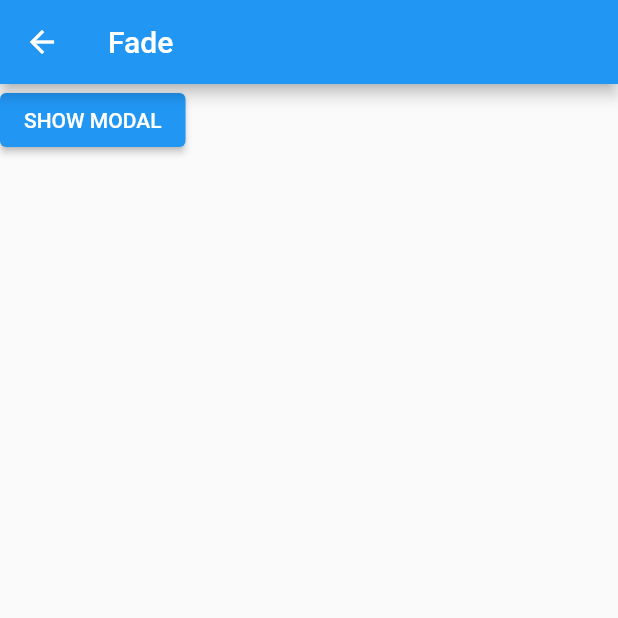
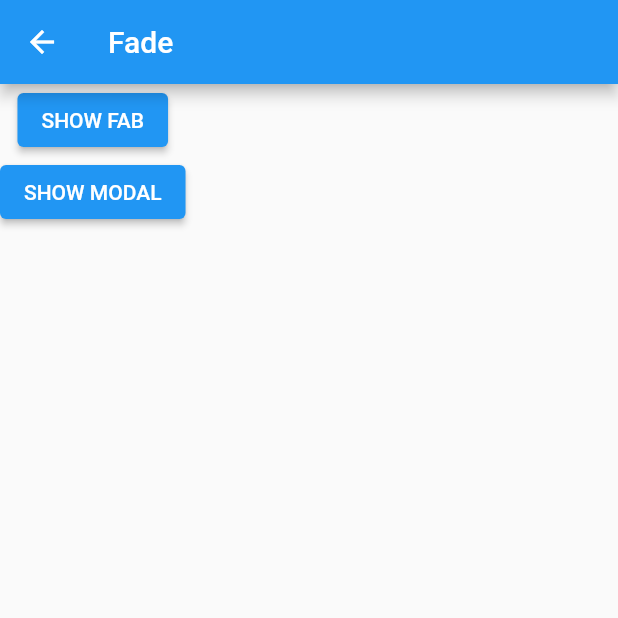
Before and after one commit to shalomfriss/FlutterAnimations, a Flutter app: the FadeScaleTransitionDemo screen opened directly, on a phone screen of 412 x 824 dp, the top half of it. Run offline on Flutter 3.47's test engine with Material 2 defaults, Android fonts, the phone set to English and light mode, and no system bars.

Commit message:
Added separate fade animation

```diff
--- a/lib/pages/fade_scale.dart
+++ b/lib/pages/fade_scale.dart
@@ -9,12 +9,73 @@ class FadeScaleTransitionDemo extends StatefulWidget {
       _FadeScaleTransitionDemoState();
 }
 
-class _FadeScaleTransitionDemoState extends State<FadeScaleTransitionDemo> {
+class _FadeScaleTransitionDemoState extends State<FadeScaleTransitionDemo>
+    with SingleTickerProviderStateMixin {
+  late AnimationController _controller;
+
+  @override
+  void initState() {
+    _controller = AnimationController(
+      value: 0.0,
+      duration: const Duration(milliseconds: 150),
+      reverseDuration: const Duration(milliseconds: 75),
+      vsync: this,
+    )..addStatusListener((AnimationStatus status) {
+        setState(() {
+          // setState needs to be called to trigger a rebuild because
+          // the 'HIDE FAB'/'SHOW FAB' button needs to be updated based
+          // the latest value of [_controller.status].
+        });
+      });
+    super.initState();
+  }
+
+  bool get _isAnimationRunningForwardsOrComplete {
+    switch (_controller.status) {
+      case AnimationStatus.forward:
+      case AnimationStatus.completed:
+        return true;
+      case AnimationStatus.reverse:
+      case AnimationStatus.dismissed:
+        return false;
+    }
+  }
+
   @override
   Widget build(BuildContext context) {
     return Scaffold(
       appBar: AppBar(title: const Text('Fade')),
-      body: ElevatedButton(
+      body: Column(
+        children: [
+          ElevatedButton(
+            onPressed: () {
+              if (_isAnimationRunningForwardsOrComplete) {
+                _controller.reverse();
+              } else {
+                _controller.forward();
+              }
+            },
+            child: _isAnimationRunningForwardsOrComplete
+                ? const Text('HIDE FAB')
+                : const Text('SHOW FAB'),
+          ),
+          AnimatedBuilder(
+            animation: _controller,
+            builder: (BuildContext context, Widget? child) {
+              return FadeScaleTransition(
+                animation: _controller,
+                child: child,
+              );
+            },
+            child: Visibility(
+              visible: _controller.status != AnimationStatus.dismissed,
+              child: FloatingActionButton(
+                child: const Icon(Icons.add),
+                onPressed: () {},
+              ),
+            ),
+          ),
+          ElevatedButton(
             onPressed: () {
               //This function is in the animation library and creates a fade scale animation
               //https://pub.dev/documentation/animations/latest/animations/showModal.html
@@ -26,6 +87,8 @@ class _FadeScaleTransitionDemoState extends State<FadeScaleTransitionDemo> {
               );
             },
             child: const Text('SHOW MODAL'),
+          ),
+        ],
       ),
     );
   }
```
Lines whose indentation alone changed are shown as unchanged.
